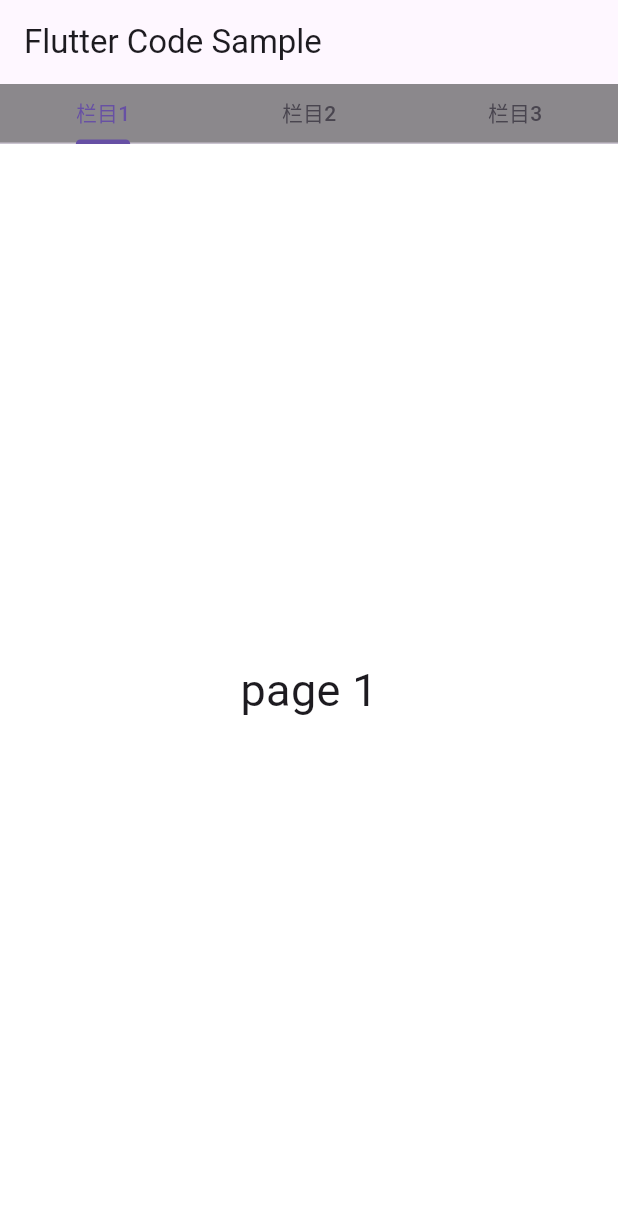
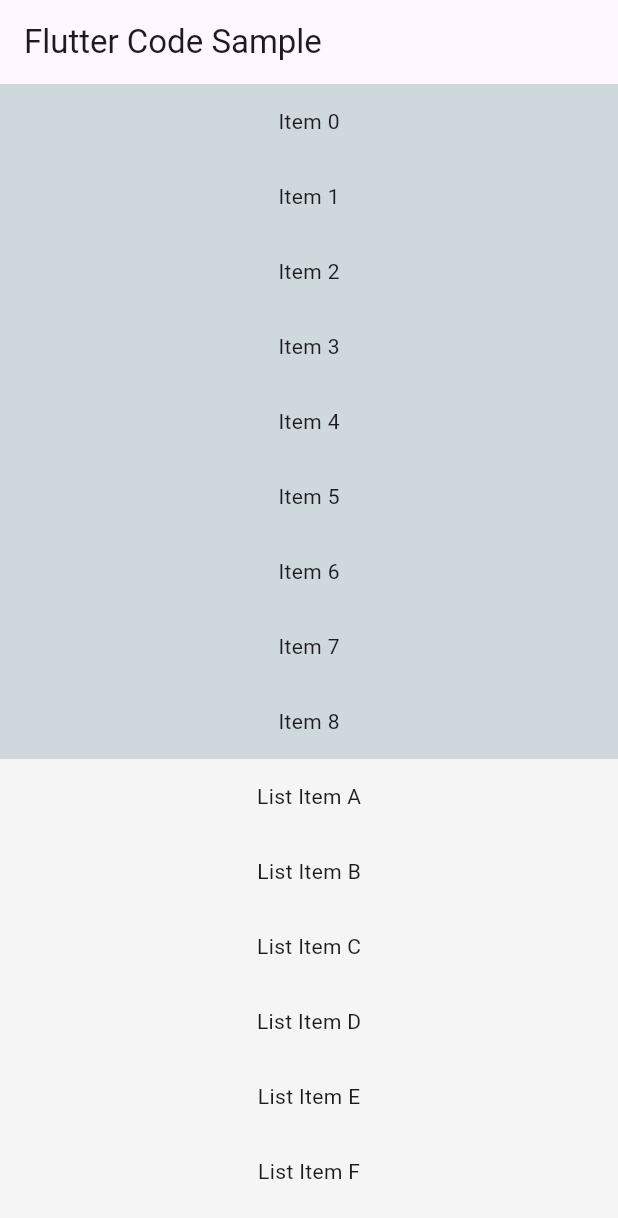
Before and after one commit to Latrevion/flutter_six_class, a Flutter app: the screen it shows after launch, on a phone screen of 412 x 824 dp. Shown: the top 1218 px of the screen. Run offline on Flutter 3.47's test engine with Material 3 defaults, Android fonts, the phone set to English and light mode, and no system bars.

Commit message:
3.5.6.1 CustomScrollView

```diff
--- a/lib/main.dart
+++ b/lib/main.dart
@@ -395,7 +395,6 @@ class MyApp extends StatelessWidget {
   //   );
   // }
 
-
 //3.5.4.1 pageView
 //   Widget getBody(){
 //     return PageView(
@@ -408,48 +407,117 @@ class MyApp extends StatelessWidget {
 //     );
 //   }
 //
-  Widget getPage(String pageName){
-    return Expanded(
-        child:Container(
-          color: Colors.white,
-          child: Center(
-            child: Text(
-              pageName,
-              style: const TextStyle(fontSize: 30),
-            ),
-          ),
+//   Widget getPage(String pageName){
+//     return Expanded(
+//         child:Container(
+//           color: Colors.white,
+//           child: Center(
+//             child: Text(
+//               pageName,
+//               style: const TextStyle(fontSize: 30),
+//             ),
+//           ),
+//         )
+//     );
+//   }
+
+  //3.5.4.2 tabBarView
+  // Widget getBody() {
+  //   return DefaultTabController(length: 3, child:
+  //     Column(
+  //       children: [
+  //         Container(
+  //           height: 40,
+  //           color: Colors.black45,
+  //           child: const TabBar(
+  //             tabs: [
+  //               Tab(text:'栏目1'),
+  //               Tab(text:'栏目2'),
+  //               Tab(text:'栏目3'),
+  //             ]
+  //           )
+  //         ),
+  //         Expanded(child:
+  //         TabBarView(
+  //           children: [
+  //             getPage('page 1'),
+  //             getPage('page 2'),
+  //             getPage('page 3'),
+  //           ],
+  //         )
+  //         )
+  //       ]
+  //     )
+  //   );
+  // }
+  //
+  // Widget getPage(String pageName){
+  //   return Expanded(
+  //       child:Container(
+  //         color: Colors.white,
+  //         child: Center(
+  //           child: Text(
+  //             pageName,
+  //             style: const TextStyle(fontSize: 30),
+  //           ),
+  //         ),
+  //       )
+  //   );
+  // }
+
+  //3.5.6.1 CustomScrollView
+  Widget getBody() {
+    final List<String> listViewData = <String>[
+          "Item 1",
+          "Item 2",
+          "Item 3",
+          "Item 4",
+          "Item 5",
+          "Item 6",
+          "Item 7",
+          "Item 8"
+          "Item 9",
+          "Item 10",
+    ];
+
+    final List<String> listViewData2 = <String>[
+          "List Item A",
+          "List Item B",
+          "List Item C",
+          "List Item D",
+          "List Item E",
+          "List Item F",
+          "List Item G",
+          "List Item H",
+          "List Item I",
+          "List Item J",
+    ];
+
+    return CustomScrollView(
+      slivers: <Widget>[
+        SliverList(
+          delegate:
+              SliverChildBuilderDelegate((BuildContext context, int index) {
+            return Container(
+              height: 50,
+              alignment: Alignment.center,
+              color: Colors.blueGrey[100],
+              child: Text("Item $index"),
+            );
+          }, childCount: listViewData.length),
+        ),
+        SliverFixedExtentList(
+          itemExtent: 50.0,
+          delegate:
+              SliverChildBuilderDelegate((BuildContext context, int index) {
+            return Container(
+              alignment: Alignment.center,
+              color: Colors.grey[100],
+              child: Text(listViewData2[index]),
+            );
+          }, childCount: listViewData2.length),
         )
+      ],
     );
   }
-
-  //3.5.4.2 tabBarView
-  Widget getBody() {
-    return DefaultTabController(length: 3, child:
-      Column(
-        children: [
-          Container(
-            height: 40,
-            color: Colors.black45,
-            child: const TabBar(
-              tabs: [
-                Tab(text:'栏目1'),
-                Tab(text:'栏目2'),
-                Tab(text:'栏目3'),
-              ]
-            )
-          ),
-          Expanded(child:
-          TabBarView(
-            children: [
-              getPage('page 1'),
-              getPage('page 2'),
-              getPage('page 3'),
-            ],
-          )
-          )
-        ]
-      )
-    );
-  }
-
 }
```
